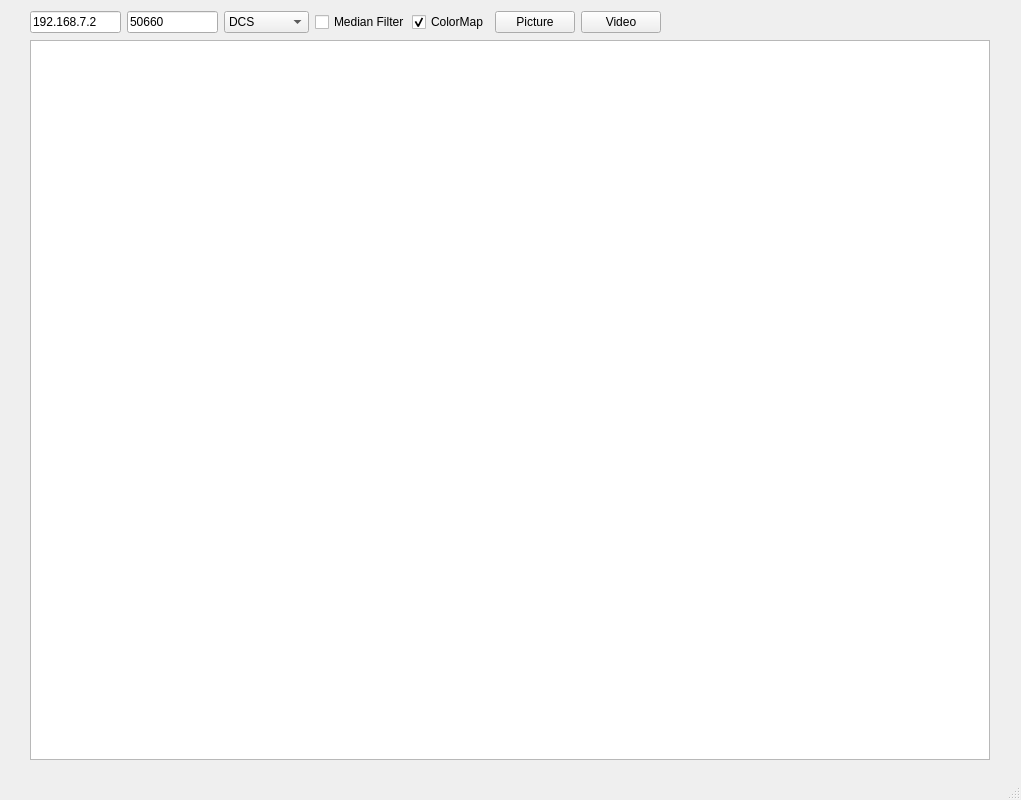
This is mainwindow.ui in Deep-In-Sight/SonyTOF_client as Qt 5 draws it before an edit. The edited form follows.
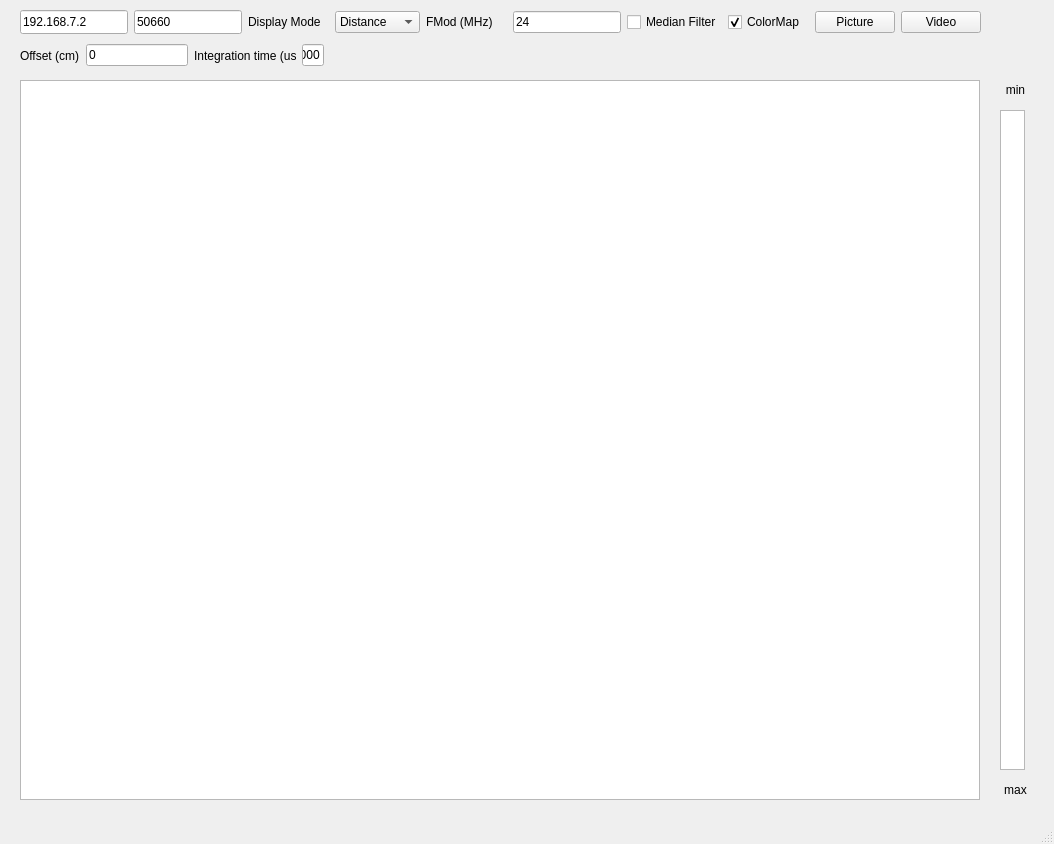
This is the edited form.

Patch:
```diff
--- a/mainwindow.ui
+++ b/mainwindow.ui
@@ -6,8 +6,8 @@
    <rect>
     <x>0</x>
     <y>0</y>
-    <width>1021</width>
-    <height>800</height>
+    <width>1054</width>
+    <height>844</height>
    </rect>
   </property>
   <property name="windowTitle">
@@ -17,21 +17,27 @@
    <widget class="QWidget" name="layoutWidget">
     <property name="geometry">
      <rect>
-      <x>30</x>
+      <x>20</x>
       <y>10</y>
-      <width>631</width>
+      <width>961</width>
       <height>24</height>
      </rect>
     </property>
-    <layout class="QHBoxLayout" name="horizontalLayout" stretch="0,0,0,0,0,1,0">
+    <layout class="QHBoxLayout" name="horizontalLayout" stretch="0,0,0,0,0,0,0,0,1,0">
      <item>
       <widget class="QLineEdit" name="IP">
        <property name="sizePolicy">
-        <sizepolicy hsizetype="Fixed" vsizetype="Fixed">
+        <sizepolicy hsizetype="Minimum" vsizetype="Minimum">
          <horstretch>0</horstretch>
          <verstretch>0</verstretch>
         </sizepolicy>
        </property>
+       <property name="minimumSize">
+        <size>
+         <width>90</width>
+         <height>22</height>
+        </size>
+       </property>
        <property name="text">
         <string>192.168.7.2</string>
        </property>
@@ -43,11 +49,17 @@
      <item>
       <widget class="QLineEdit" name="port">
        <property name="sizePolicy">
-        <sizepolicy hsizetype="Fixed" vsizetype="Fixed">
+        <sizepolicy hsizetype="Minimum" vsizetype="Minimum">
          <horstretch>0</horstretch>
          <verstretch>0</verstretch>
         </sizepolicy>
        </property>
+       <property name="minimumSize">
+        <size>
+         <width>60</width>
+         <height>22</height>
+        </size>
+       </property>
        <property name="text">
         <string>50660</string>
        </property>
@@ -56,6 +68,13 @@
        </property>
       </widget>
      </item>
+     <item>
+      <widget class="QLabel" name="label">
+       <property name="text">
+        <string>Display Mode</string>
+       </property>
+      </widget>
+     </item>
      <item>
       <widget class="QComboBox" name="comboBox">
        <property name="sizePolicy">
@@ -64,6 +83,12 @@
          <verstretch>0</verstretch>
         </sizepolicy>
        </property>
+       <property name="currentText">
+        <string>Distance</string>
+       </property>
+       <property name="currentIndex">
+        <number>2</number>
+       </property>
        <item>
         <property name="text">
          <string>DCS</string>
@@ -81,6 +106,26 @@
        </item>
       </widget>
      </item>
+     <item>
+      <widget class="QLabel" name="label_2">
+       <property name="text">
+        <string>FMod (MHz)</string>
+       </property>
+      </widget>
+     </item>
+     <item>
+      <widget class="QLineEdit" name="fmodBox">
+       <property name="sizePolicy">
+        <sizepolicy hsizetype="Fixed" vsizetype="Fixed">
+         <horstretch>0</horstretch>
+         <verstretch>0</verstretch>
+        </sizepolicy>
+       </property>
+       <property name="text">
+        <string>24</string>
+       </property>
+      </widget>
+     </item>
      <item>
       <widget class="QCheckBox" name="medianCheckBox">
        <property name="text">
@@ -132,8 +177,8 @@
    <widget class="QGraphicsView" name="graphicsView">
     <property name="geometry">
      <rect>
-      <x>30</x>
-      <y>40</y>
+      <x>20</x>
+      <y>80</y>
       <width>960</width>
       <height>720</height>
      </rect>
@@ -148,6 +193,106 @@
      <enum>QAbstractScrollArea::AdjustToContents</enum>
     </property>
    </widget>
+   <widget class="QGraphicsView" name="colorBarView">
+    <property name="geometry">
+     <rect>
+      <x>1000</x>
+      <y>110</y>
+      <width>25</width>
+      <height>660</height>
+     </rect>
+    </property>
+    <property name="verticalScrollBarPolicy">
+     <enum>Qt::ScrollBarAlwaysOff</enum>
+    </property>
+    <property name="horizontalScrollBarPolicy">
+     <enum>Qt::ScrollBarAlwaysOff</enum>
+    </property>
+   </widget>
+   <widget class="QLabel" name="label_maxDistance">
+    <property name="geometry">
+     <rect>
+      <x>980</x>
+      <y>780</y>
+      <width>71</width>
+      <height>20</height>
+     </rect>
+    </property>
+    <property name="text">
+     <string>max</string>
+    </property>
+    <property name="alignment">
+     <set>Qt::AlignCenter</set>
+    </property>
+   </widget>
+   <widget class="QLabel" name="label_minDistance">
+    <property name="geometry">
+     <rect>
+      <x>980</x>
+      <y>80</y>
+      <width>71</width>
+      <height>20</height>
+     </rect>
+    </property>
+    <property name="text">
+     <string>min</string>
+    </property>
+    <property name="alignment">
+     <set>Qt::AlignCenter</set>
+    </property>
+   </widget>
+   <widget class="QWidget" name="horizontalLayoutWidget">
+    <property name="geometry">
+     <rect>
+      <x>20</x>
+      <y>40</y>
+      <width>304</width>
+      <height>31</height>
+     </rect>
+    </property>
+    <layout class="QHBoxLayout" name="horizontalLayout_2">
+     <item>
+      <widget class="QLabel" name="label_3">
+       <property name="sizePolicy">
+        <sizepolicy hsizetype="Fixed" vsizetype="Expanding">
+         <horstretch>0</horstretch>
+         <verstretch>0</verstretch>
+        </sizepolicy>
+       </property>
+       <property name="text">
+        <string>Offset (cm)</string>
+       </property>
+      </widget>
+     </item>
+     <item>
+      <widget class="QLineEdit" name="lineEdit_offset">
+       <property name="sizePolicy">
+        <sizepolicy hsizetype="Fixed" vsizetype="Fixed">
+         <horstretch>0</horstretch>
+         <verstretch>0</verstretch>
+        </sizepolicy>
+       </property>
+       <property name="text">
+        <string>0</string>
+       </property>
+      </widget>
+     </item>
+     <item>
+      <widget class="QLabel" name="label_4">
+       <property name="text">
+        <string>Integration time (us)</string>
+       </property>
+      </widget>
+     </item>
+     <item>
+      <widget class="QLineEdit" name="lineEdit_intgtime">
+       <property name="text">
+        <string>2000</string>
+       </property>
+      </widget>
+     </item>
+    </layout>
+   </widget>
   </widget>
   <widget class="QMenuBar" name="menubar">
    <property name="geometry">
```
Left out of the diff: 4 changed lines with no effect on the pictures.
